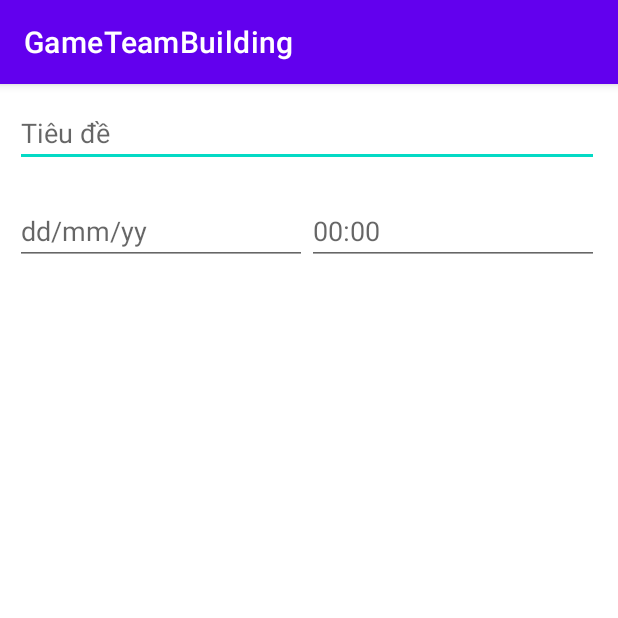
After one commit to trandangquoc271202/GameTeamBulding, an Android app: the CreateCompetitionActivity screen opened directly, with no data from a screen before it, on a phone screen of 412 x 824 dp, the top half of it. The commit adds this screen. Run offline under Robolectric (Android 15) with nearby library versions, the phone set to English and light mode, and no system bars.

Commit message:
update create competition UI

```diff
--- a/app/src/main/AndroidManifest.xml
+++ b/app/src/main/AndroidManifest.xml
@@ -12,18 +12,21 @@
         android:theme="@style/Theme.GameTeamBulding"
         tools:targetApi="31">
         <activity
+            android:name=".CreateCompetitionActivity"
+            android:exported="false" />
+        <activity
             android:name=".HomeActivity"
             android:exported="true"
             android:label="@string/app_name">
             <intent-filter>
                 <action android:name="android.intent.action.MAIN" />
+
                 <category android:name="android.intent.category.LAUNCHER" />
             </intent-filter>
         </activity>
         <activity
             android:name=".MainActivity"
-            android:exported="true">
-        </activity>
+            android:exported="true"></activity>
     </application>
 
 </manifest>
--- /dev/null
+++ b/app/src/main/java/vn/edu/hcmuaf/fit/gameteambulding/CreateCompetitionActivity.java
@@ -0,0 +1,14 @@
+package vn.edu.hcmuaf.fit.gameteambulding;
+
+import androidx.appcompat.app.AppCompatActivity;
+
+import android.os.Bundle;
+
+public class CreateCompetitionActivity extends AppCompatActivity {
+
+    @Override
+    protected void onCreate(Bundle savedInstanceState) {
+        super.onCreate(savedInstanceState);
+        setContentView(R.layout.activity_create_competition);
+    }
+}
--- a/app/src/main/java/vn/edu/hcmuaf/fit/gameteambulding/HomeActivity.java
+++ b/app/src/main/java/vn/edu/hcmuaf/fit/gameteambulding/HomeActivity.java
@@ -1,14 +1,14 @@
 package vn.edu.hcmuaf.fit.gameteambulding;
 
 import android.os.Bundle;
-
-import com.google.android.material.bottomnavigation.BottomNavigationView;
 
 import androidx.appcompat.app.AppCompatActivity;
 import androidx.navigation.NavController;
 import androidx.navigation.Navigation;
 import androidx.navigation.ui.AppBarConfiguration;
 import androidx.navigation.ui.NavigationUI;
+
+import com.google.android.material.bottomnavigation.BottomNavigationView;
 
 import vn.edu.hcmuaf.fit.gameteambulding.databinding.ActivityHomeBinding;
 
--- a/app/src/main/java/vn/edu/hcmuaf/fit/gameteambulding/ui/home/HomeFragment.java
+++ b/app/src/main/java/vn/edu/hcmuaf/fit/gameteambulding/ui/home/HomeFragment.java
@@ -1,5 +1,6 @@
 package vn.edu.hcmuaf.fit.gameteambulding.ui.home;
 
+import android.content.Intent;
 import android.os.Bundle;
 import android.view.LayoutInflater;
 import android.view.View;
@@ -7,14 +8,19 @@ import android.view.ViewGroup;
 import android.widget.TextView;
 
 import androidx.annotation.NonNull;
+import androidx.cardview.widget.CardView;
 import androidx.fragment.app.Fragment;
 import androidx.lifecycle.ViewModelProvider;
 
+import vn.edu.hcmuaf.fit.gameteambulding.CreateCompetitionActivity;
+import vn.edu.hcmuaf.fit.gameteambulding.HomeActivity;
+import vn.edu.hcmuaf.fit.gameteambulding.R;
 import vn.edu.hcmuaf.fit.gameteambulding.databinding.FragmentHomeBinding;
 
 public class HomeFragment extends Fragment {
 
     private FragmentHomeBinding binding;
+    private CardView createCompetition;
 
     public View onCreateView(@NonNull LayoutInflater inflater,
                              ViewGroup container, Bundle savedInstanceState) {
@@ -23,7 +29,7 @@ public class HomeFragment extends Fragment {
 
         binding = FragmentHomeBinding.inflate(inflater, container, false);
         View root = binding.getRoot();
-
+        createCompetition();
         final TextView textView = binding.textHome;
         homeViewModel.getText().observe(getViewLifecycleOwner(), textView::setText);
         return root;
@@ -34,4 +40,15 @@ public class HomeFragment extends Fragment {
         super.onDestroyView();
         binding = null;
     }
+
+    public void createCompetition() {
+        createCompetition = (CardView) binding.createCompetition;
+        createCompetition.setOnClickListener(new View.OnClickListener() {
+            @Override
+            public void onClick(View view) {
+                Intent intent = new Intent(getActivity(), CreateCompetitionActivity.class);
+                startActivity(intent);
+            }
+        });
+    }
 }
--- /dev/null
+++ b/app/src/main/res/layout/activity_create_competition.xml
@@ -0,0 +1,59 @@
+<?xml version="1.0" encoding="utf-8"?>
+<androidx.constraintlayout.widget.ConstraintLayout xmlns:android="http://schemas.android.com/apk/res/android"
+    xmlns:app="http://schemas.android.com/apk/res-auto"
+    xmlns:tools="http://schemas.android.com/tools"
+    android:layout_width="match_parent"
+    android:layout_height="match_parent"
+    tools:context=".CreateCompetitionActivity">
+
+    <ScrollView
+        android:layout_width="409dp"
+        android:layout_height="729dp"
+        tools:ignore="MissingConstraints"
+        tools:layout_editor_absoluteX="1dp"
+        tools:layout_editor_absoluteY="1dp">
+
+        <LinearLayout
+            android:layout_width="match_parent"
+            android:layout_height="wrap_content"
+            android:orientation="vertical">
+
+            <EditText
+                android:id="@+id/editTextTextPersonName"
+                android:layout_width="match_parent"
+                android:layout_height="wrap_content"
+                android:ems="10"
+                android:hint="Tiêu đề"
+                android:layout_margin="10dp"
+                android:inputType="textPersonName"
+                android:text="" />
+
+            <LinearLayout
+                android:layout_width="match_parent"
+                android:layout_height="154dp"
+                android:layout_margin="10dp"
+                android:orientation="horizontal">
+
+                <EditText
+                    android:id="@+id/editTextDate"
+                    android:layout_width="wrap_content"
+                    android:layout_height="wrap_content"
+                    android:layout_weight="1"
+                    android:ems="10"
+                    android:hint="dd/mm/yy"
+                    android:inputType="date" />
+
+                <EditText
+                    android:id="@+id/editTextDate2"
+                    android:layout_width="wrap_content"
+                    android:layout_height="wrap_content"
+                    android:layout_weight="1"
+                    android:ems="10"
+                    android:hint="00:00"
+                    android:inputType="date" />
+            </LinearLayout>
+
+
+        </LinearLayout>
+    </ScrollView>
+</androidx.constraintlayout.widget.ConstraintLayout>
--- a/app/src/main/res/layout/fragment_home.xml
+++ b/app/src/main/res/layout/fragment_home.xml
@@ -67,6 +67,7 @@
                 <androidx.cardview.widget.CardView
                     android:layout_width="0dp"
                     android:layout_height="0dp"
+                    android:id="@+id/createCompetition"
                     android:layout_rowWeight="1"
                     android:layout_columnWeight="1"
                     android:layout_marginLeft="16dp"
```
